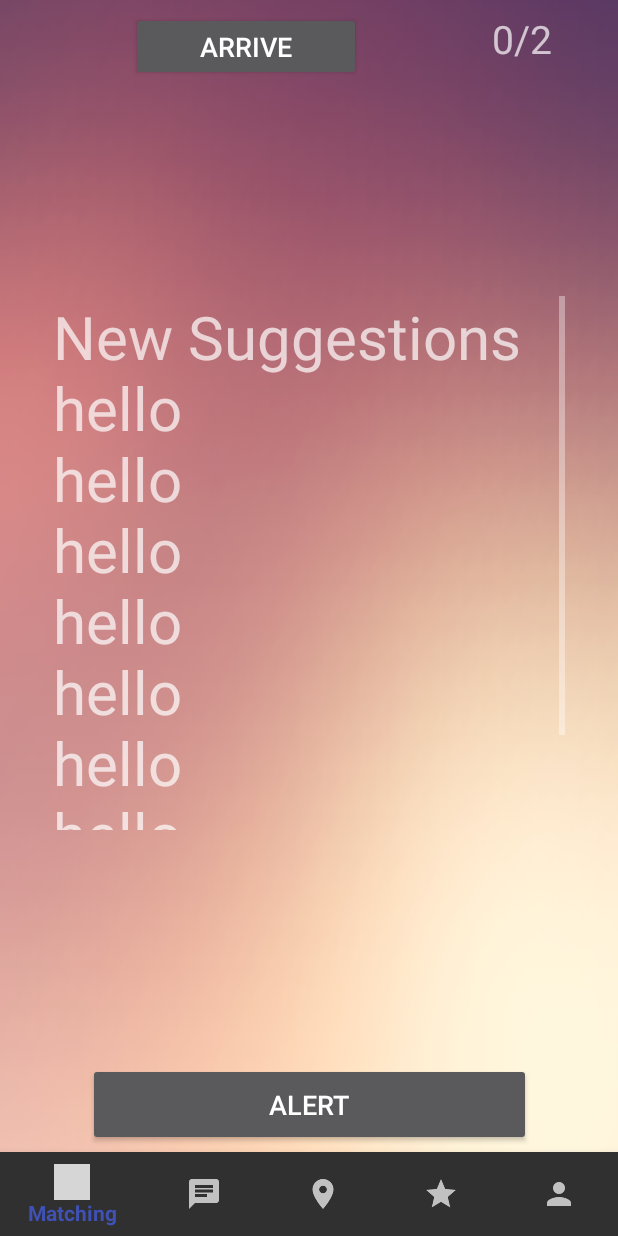
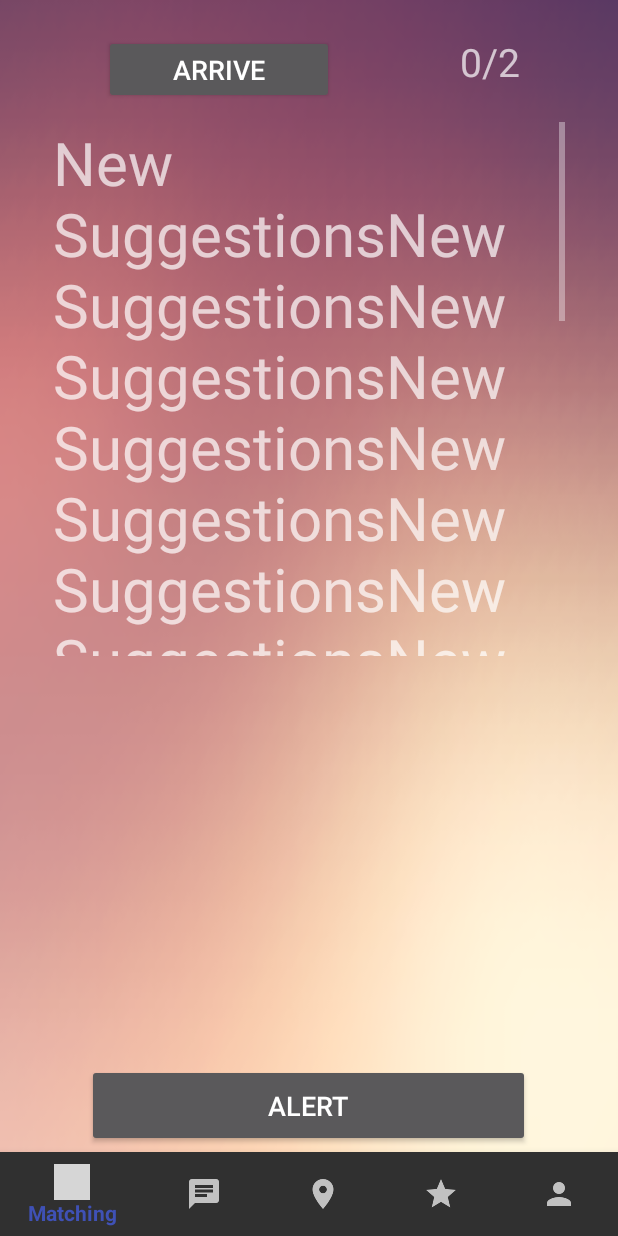
Before and after one commit to SummerProgram2018/DrinkingBuddies, an Android app: the fragment Tab2Destination placed in its activity, on a phone screen of 412 x 824 dp. Run offline under Robolectric (Android 15) with nearby library versions, the phone set to English and light mode, and no system bars; grey boxes are pictures that could not be loaded.

Commit message:
Destinations layout scroll view working with text

```diff
--- a/app/src/main/res/layout/fragment_tab2_destination.xml
+++ b/app/src/main/res/layout/fragment_tab2_destination.xml
@@ -1,5 +1,5 @@
 <?xml version="1.0" encoding="utf-8"?>
-<android.support.constraint.ConstraintLayout xmlns:android="http://schemas.android.com/apk/res/android"
+<RelativeLayout xmlns:android="http://schemas.android.com/apk/res/android"
     xmlns:app="http://schemas.android.com/apk/res-auto"
     xmlns:tools="http://schemas.android.com/tools"
     android:id="@+id/frameLayout"
@@ -10,80 +10,64 @@
 
 
     <!-- TODO: Update blank fragment layout -->
-    <TextView
-        android:id="@+id/arriveStatTxtView"
-        android:layout_width="52dp"
-        android:layout_height="34dp"
-        android:layout_marginEnd="32dp"
-        android:layout_marginTop="8dp"
-        android:text="0/2"
-        android:textSize="26sp"
-        app:layout_constraintEnd_toEndOf="parent"
-        app:layout_constraintTop_toTopOf="parent" />
 
     <Button
         android:id="@+id/arriveBtnID"
         android:layout_width="153dp"
         android:layout_height="46dp"
-        android:layout_marginEnd="8dp"
-        android:layout_marginStart="8dp"
-        android:layout_marginTop="8dp"
+        android:layout_alignParentStart="true"
+        android:layout_alignParentTop="true"
+        android:layout_marginStart="69dp"
+        android:layout_marginTop="23dp"
         android:text="ARRIVE"
-        android:textSize="18sp"
-        app:layout_constraintEnd_toStartOf="@+id/arriveStatTxtView"
-        app:layout_constraintStart_toStartOf="parent"
-        app:layout_constraintTop_toTopOf="parent" />
+        android:textSize="18sp" />
+
+    <!-- todo: scrollview with images -->
+    <TextView
+        android:id="@+id/arriveStatTxtView"
+        android:layout_width="52dp"
+        android:layout_height="34dp"
+        android:layout_alignParentEnd="true"
+        android:layout_alignTop="@+id/arriveBtnID"
+        android:layout_marginEnd="53dp"
+        android:text="0/2"
+        android:textSize="26sp" />
+
+    <ScrollView
+        android:layout_width="341dp"
+        android:layout_height="356dp"
+        android:layout_alignParentTop="true"
+        android:layout_centerHorizontal="true"
+        android:layout_marginTop="81dp"
+        android:scrollbarStyle="insideOverlay">
+
+        <LinearLayout
+            android:layout_width="match_parent"
+            android:layout_height="wrap_content"
+            android:orientation="vertical">
+
+            <TextView
+                android:id="@+id/newSuggestionsTxtView"
+                android:layout_width="wrap_content"
+                android:layout_height="wrap_content"
+                android:text="New SuggestionsNew SuggestionsNew SuggestionsNew SuggestionsNew
+                SuggestionsNew SuggestionsNew SuggestionsNew SuggestionsNew SuggestionsNew
+                SuggestionsNew SuggestionsNew SuggestionsNew SuggestionsNew SuggestionsNew
+                SuggestionsNew SuggestionsNew SuggestionsNew SuggestionsNew Suggestions"
+
+                android:textSize="40sp" />
+        </LinearLayout>
+    </ScrollView>
 
     <Button
         android:id="@+id/alertBtnID"
         android:layout_width="295dp"
         android:layout_height="55dp"
-        android:layout_marginBottom="60dp"
-        android:layout_marginEnd="8dp"
-        android:layout_marginStart="8dp"
+        android:layout_alignParentBottom="true"
+        android:layout_centerHorizontal="true"
+        android:layout_marginBottom="59dp"
         android:text="ALERT"
-        android:textSize="18sp"
-        app:layout_constraintBottom_toBottomOf="parent"
-        app:layout_constraintEnd_toEndOf="parent"
-        app:layout_constraintStart_toStartOf="parent" />
-
-    <!-- todo: scrollview with images -->
-    <ScrollView
-        android:layout_width="341dp"
-        android:layout_height="356dp"
-        android:layout_marginBottom="8dp"
-        android:layout_marginEnd="8dp"
-        android:layout_marginStart="8dp"
-        android:layout_marginTop="8dp"
-        android:scrollbarStyle="insideOverlay"
-        app:layout_constraintBottom_toTopOf="@+id/alertBtnID"
-        app:layout_constraintEnd_toEndOf="parent"
-        app:layout_constraintStart_toStartOf="parent"
-        app:layout_constraintTop_toBottomOf="@+id/arriveStatTxtView">
-
-        <LinearLayout
-            android:layout_width="match_parent"
-            android:layout_height="wrap_content"
-            android:orientation="vertical" >
-
-            <TextView
-                android:id="@+id/newSuggestionsTxtView"
-                android:layout_width="wrap_content"
-                android:layout_height="wrap_content"
-                android:text="New Suggestions
-                hello
-                hello
-                hello
-                hello
-                hello
-                hello
-                hello
-                hello final"
-                android:textSize="40sp"
-                />
-        </LinearLayout>
-    </ScrollView>
+        android:textSize="18sp" />
 
 
-
-</android.support.constraint.ConstraintLayout>
+</RelativeLayout>
```
